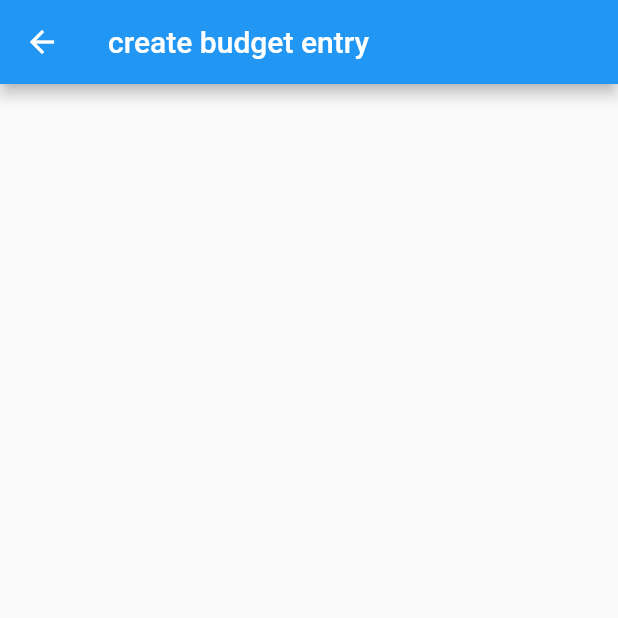
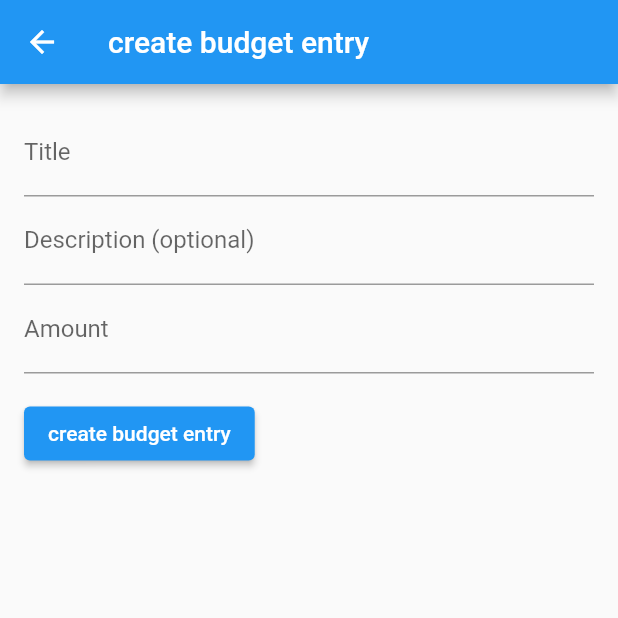
Before and after one commit to dnys1/dartgapost, a Flutter app: the Createbudgetentry screen opened directly, on a phone screen of 412 x 824 dp, the top half of it. Run offline on Flutter 3.47's test engine with Material 2 defaults, Android fonts, the phone set to English and light mode, and no system bars; missing offline and left inert: amplify_api, amplify_auth_cognito, amplify_authenticator, amplify_core, amplify_flutter.

Commit message:
updated the add/remove budgetEntries

```diff
--- a/lib/createbudgetentry.dart
+++ b/lib/createbudgetentry.dart
@@ -1,3 +1,6 @@
+import 'package:amplify_api/amplify_api.dart';
+import 'package:amplify_flutter/amplify_flutter.dart';
+import 'package:dartgapost/homepage.dart';
 import 'package:dartgapost/models/ModelProvider.dart';
 import 'package:flutter/material.dart';
 
@@ -12,9 +15,42 @@ class Createbudgetentry extends StatefulWidget {
 }
 
 class _CreatebudgetentryState extends State<Createbudgetentry> {
+  final _formKey = GlobalKey<FormState>();
+  final TextEditingController _titleController = TextEditingController();
+  final TextEditingController _descriptionController = TextEditingController();
+  final TextEditingController _amountController = TextEditingController();
+
+  @override
+  void initState() {
+    super.initState();
+    if (widget.budgetEntry != null) {
+      _titleController.text = widget.budgetEntry!.title!;
+      _descriptionController.text = widget.budgetEntry!.description ?? '';
+      _amountController.text = widget.budgetEntry!.amount?.toString() ?? '';
+    }
+  }
+
+  @override
+  void dispose() {
+    _titleController.dispose();
+    _descriptionController.dispose();
+    _amountController.dispose();
+    super.dispose();
+  }
+
+  void navigateToHomepage(BuildContext context) {
+    Navigator.pushAndRemoveUntil(
+      context,
+      MaterialPageRoute(builder: (context) => const Homepage()),
+      (route) => false,
+    );
+  }
+
   @override
   Widget build(BuildContext context) {
     final BudgetEntry? budgetEntry = widget.budgetEntry;
+
+    final currentContext = context;
 
     bool isCreateFlag = budgetEntry == null ? true : false;
 
@@ -25,7 +61,98 @@ class _CreatebudgetentryState extends State<Createbudgetentry> {
       appBar: AppBar(
         title: Text(titleText),
       ),
-      body: Container(),
+      body: Padding(
+        padding: const EdgeInsets.all(16.0),
+        child: Form(
+          key: _formKey,
+          child: Column(
+            crossAxisAlignment: CrossAxisAlignment.start,
+            children: [
+              TextFormField(
+                controller: _titleController,
+                decoration: const InputDecoration(
+                  labelText: 'Title',
+                ),
+                validator: (value) {
+                  if (value == null || value.isEmpty) {
+                    return 'Please enter a title';
+                  }
+                  return null;
+                },
+              ),
+              TextFormField(
+                controller: _descriptionController,
+                decoration: const InputDecoration(
+                  labelText: 'Description (optional)',
+                ),
+              ),
+              TextFormField(
+                controller: _amountController,
+                decoration: const InputDecoration(
+                  labelText: 'Amount',
+                ),
+                validator: (value) {
+                  if (value == null || value.isEmpty) {
+                    return 'Please enter an amount';
+                  }
+                  final amount = double.tryParse(value);
+                  if (amount == null || amount <= 0) {
+                    return 'Please enter a valid amount';
+                  }
+                  return null;
+                },
+              ),
+              const SizedBox(height: 16.0),
+              ElevatedButton(
+                onPressed: () async {
+                  if (_formKey.currentState!.validate()) {
+                    // Form is valid, submit the data
+                    final title = _titleController.text;
+                    final description = _descriptionController.text;
+                    final amount = double.parse(_amountController.text);
+
+                    if (isCreateFlag) {
+                      // Create a new budget entry
+                      final newEntry = BudgetEntry(
+                        title: title,
+                        description:
+                            description.isNotEmpty ? description : null,
+                        amount: amount,
+                      );
+                      // TODO: Save the new entry to the database
+                      final request = ModelMutations.create(newEntry);
+                      final response =
+                          await Amplify.API.mutate(request: request).response;
+                      final createdBudgetEntry = response.data;
+                      if (createdBudgetEntry == null) {
+                        safePrint('errors: ${response.errors}');
+                        return;
+                      }
+                      safePrint('Mutation result: ${createdBudgetEntry.title}');
+                      if (!mounted) return;
+                      navigateToHomepage(currentContext);
+                    } else {
+                      //update budgetEntry instead
+                      final updateBudgetEntry = budgetEntry.copyWith(
+                          title: title,
+                          description:
+                              description.isNotEmpty ? description : null,
+                          amount: amount);
+                      final request = ModelMutations.update(updateBudgetEntry);
+                      final response =
+                          await Amplify.API.mutate(request: request).response;
+                      safePrint('Response: $response');
+                      if (!mounted) return;
+                      navigateToHomepage(currentContext);
+                    }
+                  }
+                },
+                child: Text(titleText),
+              ),
+            ],
+          ),
+        ),
+      ),
     );
   }
 }
```
